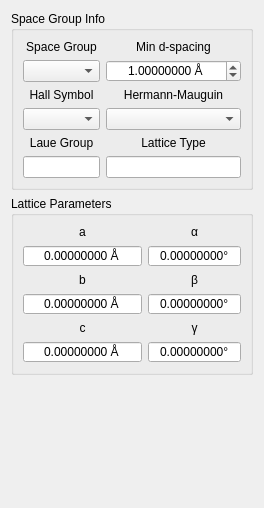
Before: the Qt Designer form hexrd/ui/resources/ui/material_editor_widget.ui in HEXRD/hexrdgui, drawn with Qt 5.
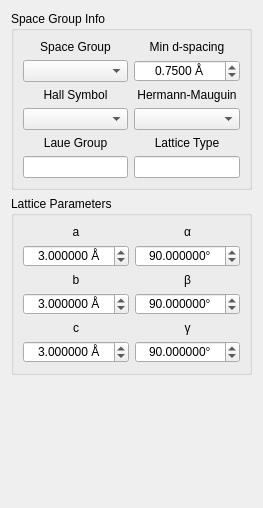
After: the same form once the commit is applied. Custom widgets are drawn as their Qt base class.

Commit message: resetting spinbox properties

The edit to the form file:
```diff
--- a/hexrd/ui/resources/ui/material_editor_widget.ui
+++ b/hexrd/ui/resources/ui/material_editor_widget.ui
@@ -226,19 +226,19 @@
            <string> Å</string>
           </property>
           <property name="decimals">
-           <number>8</number>
+           <number>4</number>
           </property>
           <property name="minimum">
-           <double>0.000010000000000</double>
+           <double>0.000100000000000</double>
           </property>
           <property name="maximum">
-           <double>100000.000000000000000</double>
+           <double>100.000000000000000</double>
           </property>
           <property name="singleStep">
            <double>0.100000000000000</double>
           </property>
           <property name="value">
-           <double>1.000000000000000</double>
+           <double>0.750000000000000</double>
           </property>
          </widget>
         </item>
@@ -311,7 +311,7 @@
            <set>Qt::AlignCenter</set>
           </property>
           <property name="buttonSymbols">
-           <enum>QAbstractSpinBox::NoButtons</enum>
+           <enum>QAbstractSpinBox::UpDownArrows</enum>
           </property>
           <property name="keyboardTracking">
            <bool>false</bool>
@@ -320,10 +320,19 @@
            <string>°</string>
           </property>
           <property name="decimals">
-           <number>8</number>
+           <number>6</number>
+          </property>
+          <property name="minimum">
+           <double>0.100000000000000</double>
           </property>
           <property name="maximum">
-           <double>360.000000000000000</double>
+           <double>180.000000000000000</double>
+          </property>
+          <property name="singleStep">
+           <double>0.100000000000000</double>
+          </property>
+          <property name="value">
+           <double>90.000000000000000</double>
           </property>
          </widget>
         </item>
@@ -333,7 +342,7 @@
            <set>Qt::AlignCenter</set>
           </property>
           <property name="buttonSymbols">
-           <enum>QAbstractSpinBox::NoButtons</enum>
+           <enum>QAbstractSpinBox::UpDownArrows</enum>
           </property>
           <property name="keyboardTracking">
            <bool>false</bool>
@@ -342,10 +351,19 @@
            <string> Å</string>
           </property>
           <property name="decimals">
-           <number>8</number>
+           <number>6</number>
+          </property>
+          <property name="minimum">
+           <double>0.100000000000000</double>
           </property>
           <property name="maximum">
-           <double>1000000.000000000000000</double>
+           <double>100.000000000000000</double>
+          </property>
+          <property name="singleStep">
+           <double>0.100000000000000</double>
+          </property>
+          <property name="value">
+           <double>3.000000000000000</double>
           </property>
          </widget>
         </item>
@@ -388,7 +406,7 @@
            <set>Qt::AlignCenter</set>
           </property>
           <property name="buttonSymbols">
-           <enum>QAbstractSpinBox::NoButtons</enum>
+           <enum>QAbstractSpinBox::UpDownArrows</enum>
           </property>
           <property name="keyboardTracking">
            <bool>false</bool>
@@ -397,10 +415,19 @@
            <string>°</string>
           </property>
           <property name="decimals">
-           <number>8</number>
+           <number>6</number>
+          </property>
+          <property name="minimum">
+           <double>0.100000000000000</double>
           </property>
           <property name="maximum">
-           <double>360.000000000000000</double>
+           <double>180.000000000000000</double>
+          </property>
+          <property name="singleStep">
+           <double>0.100000000000000</double>
+          </property>
+          <property name="value">
+           <double>90.000000000000000</double>
           </property>
          </widget>
         </item>
@@ -429,7 +456,7 @@
            <set>Qt::AlignCenter</set>
           </property>
           <property name="buttonSymbols">
-           <enum>QAbstractSpinBox::NoButtons</enum>
+           <enum>QAbstractSpinBox::UpDownArrows</enum>
           </property>
           <property name="keyboardTracking">
            <bool>false</bool>
@@ -438,10 +465,19 @@
            <string> Å</string>
           </property>
           <property name="decimals">
-           <number>8</number>
+           <number>6</number>
+          </property>
+          <property name="minimum">
+           <double>0.100000000000000</double>
           </property>
           <property name="maximum">
-           <double>1000000.000000000000000</double>
+           <double>100.000000000000000</double>
+          </property>
+          <property name="singleStep">
+           <double>0.100000000000000</double>
+          </property>
+          <property name="value">
+           <double>3.000000000000000</double>
           </property>
          </widget>
         </item>
@@ -451,7 +487,7 @@
            <set>Qt::AlignCenter</set>
           </property>
           <property name="buttonSymbols">
-           <enum>QAbstractSpinBox::NoButtons</enum>
+           <enum>QAbstractSpinBox::UpDownArrows</enum>
           </property>
           <property name="keyboardTracking">
            <bool>false</bool>
@@ -460,10 +496,19 @@
            <string> Å</string>
           </property>
           <property name="decimals">
-           <number>8</number>
+           <number>6</number>
+          </property>
+          <property name="minimum">
+           <double>0.100000000000000</double>
           </property>
           <property name="maximum">
-           <double>1000000.000000000000000</double>
+           <double>100.000000000000000</double>
+          </property>
+          <property name="singleStep">
+           <double>0.100000000000000</double>
+          </property>
+          <property name="value">
+           <double>3.000000000000000</double>
           </property>
          </widget>
         </item>
@@ -473,7 +518,7 @@
            <set>Qt::AlignCenter</set>
           </property>
           <property name="buttonSymbols">
-           <enum>QAbstractSpinBox::NoButtons</enum>
+           <enum>QAbstractSpinBox::UpDownArrows</enum>
           </property>
           <property name="keyboardTracking">
            <bool>false</bool>
@@ -482,10 +527,19 @@
            <string>°</string>
           </property>
           <property name="decimals">
-           <number>8</number>
+           <number>6</number>
+          </property>
+          <property name="minimum">
+           <double>0.100000000000000</double>
           </property>
           <property name="maximum">
-           <double>360.000000000000000</double>
+           <double>180.000000000000000</double>
+          </property>
+          <property name="singleStep">
+           <double>0.100000000000000</double>
+          </property>
+          <property name="value">
+           <double>90.000000000000000</double>
           </property>
          </widget>
         </item>
```
Left out of the diff: 2 changed lines with no effect on the pictures. The commit also changes 1 other file.
